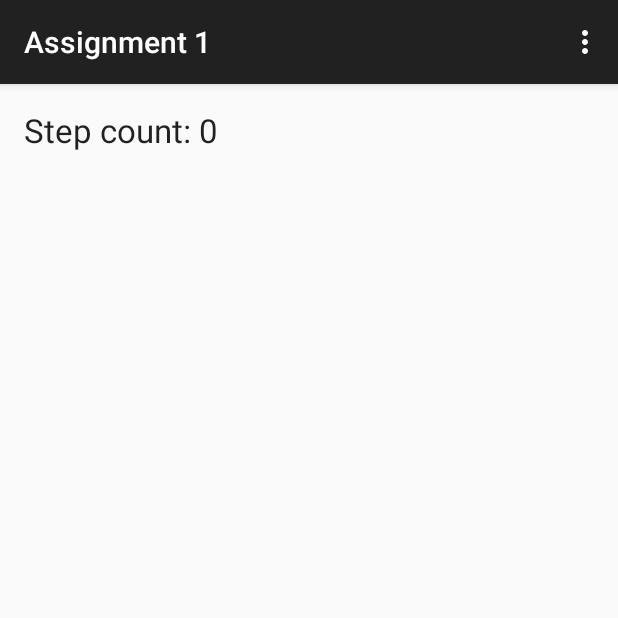
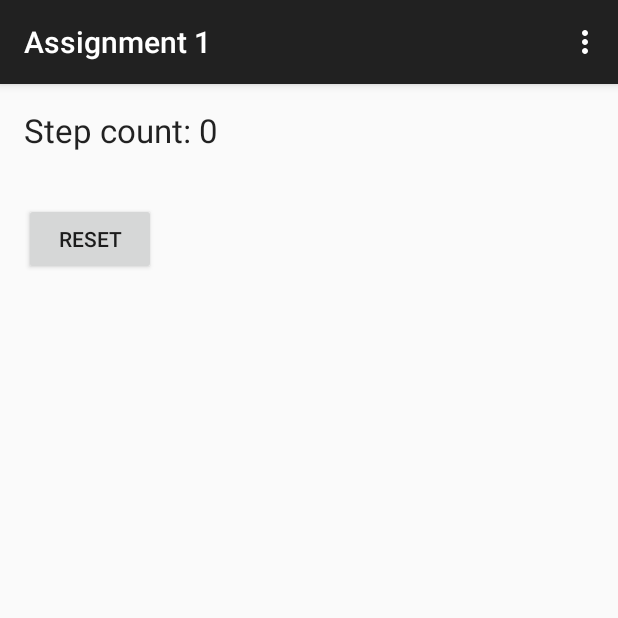
Before and after one commit to AtOMiCNebula/UW-CSEP590-UbiComp, an Android app: the screen it shows after launch (MainActivity), on a phone screen of 412 x 824 dp, the top half of it. Run offline under Robolectric (Android 15) with nearby library versions, the phone set to English and light mode, and no system bars.

Commit message:
Add a reset button

```diff
--- a/Assignment1/app/src/main/java/com/jffwnr/uwpmp/csep590_ubicomp/assignment1/MainActivity.java
+++ b/Assignment1/app/src/main/java/com/jffwnr/uwpmp/csep590_ubicomp/assignment1/MainActivity.java
@@ -4,6 +4,7 @@ import android.support.v7.app.ActionBarActivity;
 import android.os.Bundle;
 import android.view.Menu;
 import android.view.MenuItem;
+import android.view.View;
 import android.widget.TextView;
 
 
@@ -73,4 +74,9 @@ public class MainActivity extends ActionBarActivity {
     public void onStepCountUpdate(int stepCount) {
         _textViewSteps.setText("Step count: " + stepCount);
     }
+
+    public void button_onClick(View view) {
+        _stepCounter.setStepCount(0);
+        onStepCountUpdate(0);
+    }
 }
--- a/Assignment1/app/src/main/res/layout/activity_main.xml
+++ b/Assignment1/app/src/main/res/layout/activity_main.xml
@@ -14,4 +14,18 @@
         android:layout_alignParentTop="true"
         android:layout_alignParentLeft="true"
         android:layout_alignParentStart="true" />
+
+    <Button
+        android:layout_width="wrap_content"
+        android:layout_height="wrap_content"
+        android:text="Reset"
+        android:id="@+id/button"
+        android:layout_below="@+id/steps"
+        android:layout_alignParentLeft="true"
+        android:layout_alignParentStart="true"
+        android:layout_marginTop="34dp"
+        android:clickable="true"
+        android:enabled="true"
+        android:nestedScrollingEnabled="false"
+        android:onClick="button_onClick" />
 </RelativeLayout>
```
